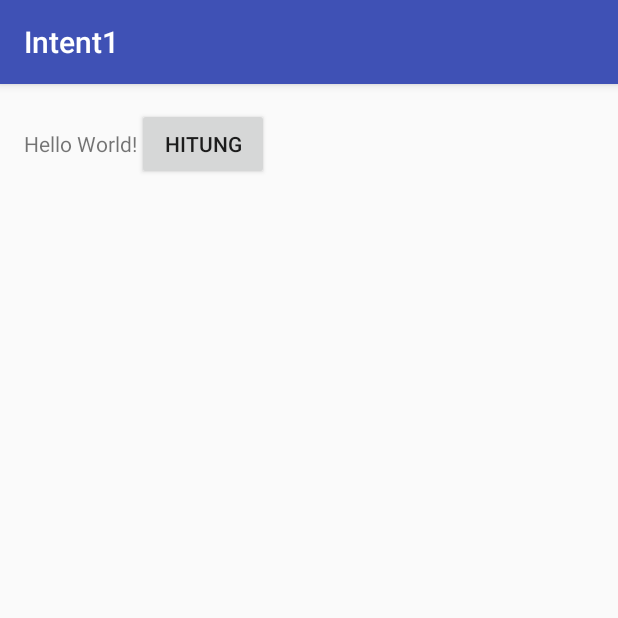
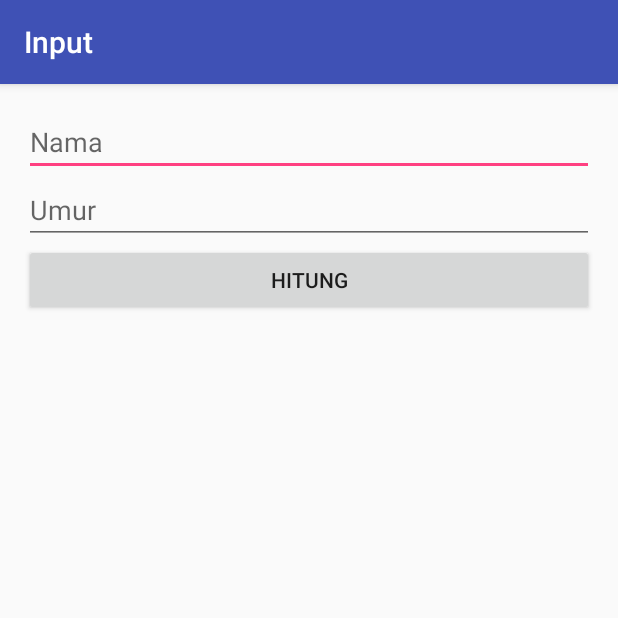
Before and after one commit to haikalatth/Intent1, an Android app: the screen it shows after launch (MainActivity), on a phone screen of 412 x 824 dp, the top half of it. Run offline under Robolectric (Android 15) with nearby library versions, the phone set to English and light mode, and no system bars.

Commit message:
startActivity Part 2

```diff
--- a/app/src/main/java/id/sch/smktelkom_mlg/learn/intent1/MainActivity.java
+++ b/app/src/main/java/id/sch/smktelkom_mlg/learn/intent1/MainActivity.java
@@ -4,21 +4,47 @@ import android.content.Intent;
 import android.support.v7.app.AppCompatActivity;
 import android.os.Bundle;
 import android.view.View;
+import android.widget.EditText;
 
 public class MainActivity extends AppCompatActivity {
+
+    public static final String NAMA = "Nama";
+    public static final String UMUR = "Umur";
+    EditText etNama;
+    EditText etUmur;
 
     @Override
     protected void onCreate(Bundle savedInstanceState) {
         super.onCreate(savedInstanceState);
         setContentView(R.layout.activity_main);
 
+        etNama = (EditText) findViewById(R.id.editTextNama);
+        etUmur = (EditText) findViewById(R.id.editTextUmur);
+
+
         findViewById(R.id.buttonHitung).setOnClickListener(new View.OnClickListener()
         {
             @Override
             public void onClick(View v)
             {
-                startActivity(new Intent(MainActivity.this, HasilActivity.class));
+                goHasil();
             }
         });
+        setTitle("Input");
+    }
+
+    private void goHasil()
+    {
+        String nama = etNama.getText().toString();
+        String umurStr = etUmur.getText().toString();
+
+        int umur = umurStr.isEmpty()?0:Integer.parseInt(umurStr);
+
+        Intent intent = new Intent(MainActivity.this, HasilActivity.class);
+        intent.putExtra(NAMA, nama);
+        intent.putExtra(UMUR, umur);
+
+        startActivity(intent);
+
     }
 }
--- a/app/src/main/res/layout/activity_main.xml
+++ b/app/src/main/res/layout/activity_main.xml
@@ -7,15 +7,27 @@
     android:paddingLeft="@dimen/activity_horizontal_margin"
     android:paddingRight="@dimen/activity_horizontal_margin"
     android:paddingTop="@dimen/activity_vertical_margin"
-    tools:context="id.sch.smktelkom_mlg.learn.intent1.MainActivity">
+    tools:context="id.sch.smktelkom_mlg.learn.intent1.MainActivity"
+    android:orientation="vertical">
 
-    <TextView
-        android:layout_width="wrap_content"
+   <EditText
+       android:layout_width="match_parent"
+       android:layout_height="wrap_content"
+       android:inputType="textPersonName"
+       android:ems="10"
+       android:id="@+id/editTextNama"
+       android:hint="Nama"/>
+
+    <EditText
+        android:layout_width="match_parent"
         android:layout_height="wrap_content"
-        android:text="Hello World!" />
+        android:inputType="numberSigned"
+        android:ems="10"
+        android:id="@+id/editTextUmur"
+        android:hint="Umur"/>
 
     <Button
-        android:layout_width="wrap_content"
+        android:layout_width="match_parent"
         android:layout_height="wrap_content"
         android:text="Hitung"
         android:id="@+id/buttonHitung" />
```
Also changed, not shown: app/src/main/java/id/sch/smktelkom_mlg/learn/intent1/HasilActivity.java (+19 -1 lines), app/src/main/res/layout/activity_hasil.xml (+8 -0 lines).
